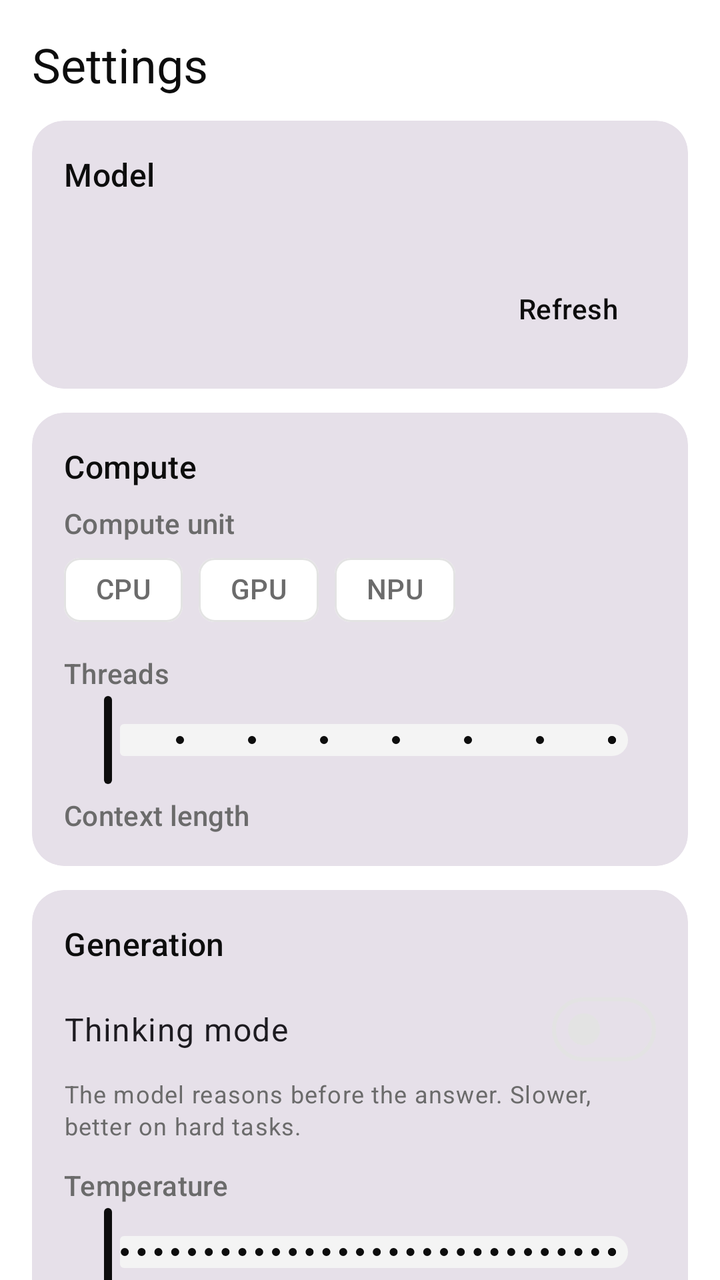
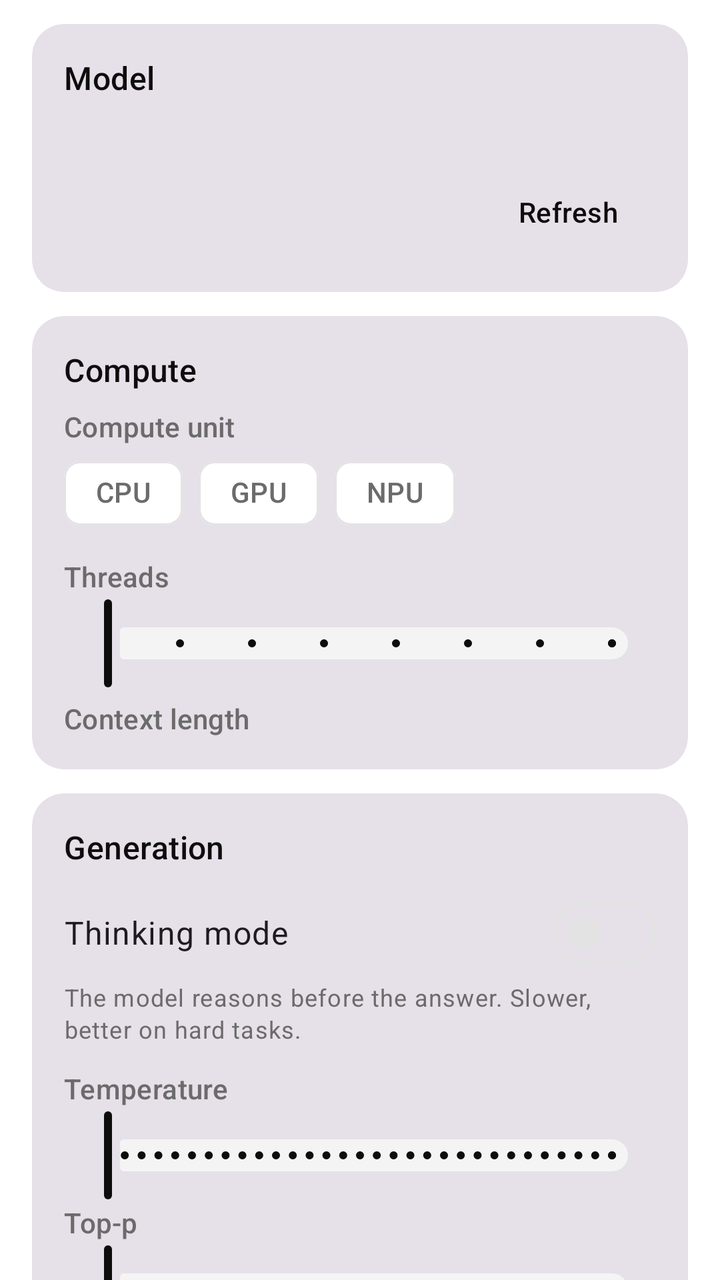

Compare the two renders of this Android layout. The source of the first and the diff that turns it into the second are given below.
<!-- AndroidManifest.xml: application theme Theme.QwenMobile -->
<!-- res/layout/fragment_settings.xml -->
<?xml version="1.0" encoding="utf-8"?>
<androidx.core.widget.NestedScrollView xmlns:android="http://schemas.android.com/apk/res/android"
    xmlns:app="http://schemas.android.com/apk/res-auto"
    android:layout_width="match_parent"
    android:layout_height="match_parent"
    android:background="?attr/colorSurface"
    android:clipToPadding="false"
    android:fillViewport="true">

    <LinearLayout
        android:layout_width="match_parent"
        android:layout_height="wrap_content"
        android:orientation="vertical"
        android:paddingHorizontal="16dp"
        android:paddingTop="16dp"
        android:paddingBottom="24dp">

        <TextView
            android:layout_width="match_parent"
            android:layout_height="wrap_content"
            android:layout_marginBottom="12dp"
            android:text="@string/settings_title"
            android:textAppearance="?attr/textAppearanceHeadlineSmall"
            android:textColor="?attr/colorOnSurface" />

        
        <com.google.android.material.card.MaterialCardView
            style="?attr/materialCardViewFilledStyle"
            android:layout_width="match_parent"
            android:layout_height="wrap_content"
            android:layout_marginBottom="12dp"
            app:cardCornerRadius="16dp">

            <LinearLayout
                android:layout_width="match_parent"
                android:layout_height="wrap_content"
                android:orientation="vertical"
                android:padding="16dp">

                <TextView
                    android:layout_width="match_parent"
                    android:layout_height="wrap_content"
                    android:text="@string/settings_model"
                    android:textAppearance="?attr/textAppearanceTitleMedium"
                    android:textColor="?attr/colorOnSurface" />

                <TextView
                    android:id="@+id/modelHint"
                    android:layout_width="match_parent"
                    android:layout_height="wrap_content"
                    android:layout_marginTop="4dp"
                    android:layout_marginBottom="8dp"
                    android:textAppearance="?attr/textAppearanceBodySmall"
                    android:textColor="?attr/colorOnSurfaceVariant" />

                <LinearLayout
                    android:id="@+id/modelList"
                    android:layout_width="match_parent"
                    android:layout_height="wrap_content"
                    android:orientation="vertical" />

                <TextView
                    android:id="@+id/noModelsText"
                    android:layout_width="match_parent"
                    android:layout_height="wrap_content"
                    android:paddingVertical="8dp"
                    android:text="@string/settings_no_models"
                    android:textAppearance="?attr/textAppearanceBodyMedium"
                    android:textColor="?attr/colorOnSurfaceVariant"
                    android:visibility="gone" />

                <LinearLayout
                    android:layout_width="match_parent"
                    android:layout_height="wrap_content"
                    android:layout_marginTop="4dp"
                    android:gravity="end"
                    android:orientation="horizontal">

                    <Button
                        android:id="@+id/grantButton"
                        style="@style/Widget.Material3.Button.TextButton"
                        android:layout_width="wrap_content"
                        android:layout_height="wrap_content"
                        android:text="@string/settings_grant_access"
                        android:visibility="gone" />

                    <Button
                        android:id="@+id/refreshButton"
                        style="@style/Widget.Material3.Button.TextButton"
                        android:layout_width="wrap_content"
                        android:layout_height="wrap_content"
                        android:text="@string/settings_refresh" />
                </LinearLayout>
            </LinearLayout>
        </com.google.android.material.card.MaterialCardView>

        
        <com.google.android.material.card.MaterialCardView
            style="?attr/materialCardViewFilledStyle"
            android:layout_width="match_parent"
            android:layout_height="wrap_content"
            android:layout_marginBottom="12dp"
            app:cardCornerRadius="16dp">

            <LinearLayout
                android:layout_width="match_parent"
                android:layout_height="wrap_content"
                android:orientation="vertical"
                android:padding="16dp">

                <TextView
                    android:layout_width="match_parent"
                    android:layout_height="wrap_content"
                    android:text="@string/settings_compute"
                    android:textAppearance="?attr/textAppearanceTitleMedium"
                    android:textColor="?attr/colorOnSurface" />

                <TextView
                    android:layout_width="match_parent"
                    android:layout_height="wrap_content"
                    android:layout_marginTop="8dp"
                    android:text="@string/settings_backend"
                    android:textAppearance="?attr/textAppearanceLabelLarge"
                    android:textColor="?attr/colorOnSurfaceVariant" />

                <com.google.android.material.chip.ChipGroup
                    android:id="@+id/backendGroup"
                    android:layout_width="match_parent"
                    android:layout_height="wrap_content"
                    app:selectionRequired="true"
                    app:singleSelection="true">

                    <com.google.android.material.chip.Chip
                        android:id="@+id/cpuChip"
                        style="@style/Widget.Material3.Chip.Filter"
                        android:layout_width="wrap_content"
                        android:layout_height="wrap_content"
                        android:text="@string/settings_backend_cpu" />

                    <com.google.android.material.chip.Chip
                        android:id="@+id/gpuChip"
                        style="@style/Widget.Material3.Chip.Filter"
                        android:layout_width="wrap_content"
                        android:layout_height="wrap_content"
                        android:text="@string/settings_backend_gpu" />

                    <com.google.android.material.chip.Chip
                        android:id="@+id/npuChip"
                        style="@style/Widget.Material3.Chip.Filter"
                        android:layout_width="wrap_content"
                        android:layout_height="wrap_content"
                        android:text="@string/settings_backend_npu" />
                </com.google.android.material.chip.ChipGroup>

                <LinearLayout
                    android:layout_width="match_parent"
                    android:layout_height="wrap_content"
                    android:layout_marginTop="8dp"
                    android:orientation="horizontal">

                    <TextView
                        android:layout_width="0dp"
                        android:layout_height="wrap_content"
                        android:layout_weight="1"
                        android:text="@string/settings_threads"
                        android:textAppearance="?attr/textAppearanceLabelLarge"
                        android:textColor="?attr/colorOnSurfaceVariant" />

                    <TextView
                        android:id="@+id/threadsValue"
                        android:layout_width="wrap_content"
                        android:layout_height="wrap_content"
                        android:textAppearance="?attr/textAppearanceLabelLarge"
                        android:textColor="?attr/colorPrimary" />
                </LinearLayout>

                <com.google.android.material.slider.Slider
                    android:id="@+id/threadsSlider"
                    android:layout_width="match_parent"
                    android:layout_height="wrap_content"
                    android:stepSize="1"
                    android:valueFrom="1"
                    android:valueTo="8" />

                <TextView
                    android:layout_width="match_parent"
                    android:layout_height="wrap_content"
                    android:layout_marginTop="4dp"
                    android:text="@string/settings_context"
                    android:textAppearance="?attr/textAppearanceLabelLarge"
                    android:textColor="?attr/colorOnSurfaceVariant" />

                <com.google.android.material.chip.ChipGroup
                    android:id="@+id/contextGroup"
                    android:layout_width="match_parent"
                    android:layout_height="wrap_content"
                    app:selectionRequired="true"
                    app:singleSelection="true" />
            </LinearLayout>
        </com.google.android.material.card.MaterialCardView>

        
        <com.google.android.material.card.MaterialCardView
            style="?attr/materialCardViewFilledStyle"
            android:layout_width="match_parent"
            android:layout_height="wrap_content"
            android:layout_marginBottom="12dp"
            app:cardCornerRadius="16dp">

            <LinearLayout
                android:layout_width="match_parent"
                android:layout_height="wrap_content"
                android:orientation="vertical"
                android:padding="16dp">

                <TextView
                    android:layout_width="match_parent"
                    android:layout_height="wrap_content"
                    android:text="@string/settings_generation"
                    android:textAppearance="?attr/textAppearanceTitleMedium"
                    android:textColor="?attr/colorOnSurface" />

                <com.google.android.material.materialswitch.MaterialSwitch
                    android:id="@+id/thinkingSwitch"
                    android:layout_width="match_parent"
                    android:layout_height="wrap_content"
                    android:layout_marginTop="8dp"
                    android:text="@string/settings_thinking"
                    android:textAppearance="?attr/textAppearanceBodyLarge" />

                <TextView
                    android:layout_width="match_parent"
                    android:layout_height="wrap_content"
                    android:text="@string/settings_thinking_hint"
                    android:textAppearance="?attr/textAppearanceBodySmall"
                    android:textColor="?attr/colorOnSurfaceVariant" />

                <LinearLayout
                    android:layout_width="match_parent"
                    android:layout_height="wrap_content"
                    android:layout_marginTop="12dp"
                    android:orientation="horizontal">

                    <TextView
                        android:layout_width="0dp"
                        android:layout_height="wrap_content"
                        android:layout_weight="1"
                        android:text="@string/settings_temperature"
                        android:textAppearance="?attr/textAppearanceLabelLarge"
                        android:textColor="?attr/colorOnSurfaceVariant" />

                    <TextView
                        android:id="@+id/temperatureValue"
                        android:layout_width="wrap_content"
                        android:layout_height="wrap_content"
                        android:textAppearance="?attr/textAppearanceLabelLarge"
                        android:textColor="?attr/colorPrimary" />
                </LinearLayout>

                <com.google.android.material.slider.Slider
                    android:id="@+id/temperatureSlider"
                    android:layout_width="match_parent"
                    android:layout_height="wrap_content"
                    android:stepSize="0.05"
                    android:valueFrom="0"
                    android:valueTo="1.5" />

                <LinearLayout
                    android:layout_width="match_parent"
                    android:layout_height="wrap_content"
                    android:orientation="horizontal">

                    <TextView
                        android:layout_width="0dp"
                        android:layout_height="wrap_content"
                        android:layout_weight="1"
                        android:text="@string/settings_top_p"
                        android:textAppearance="?attr/textAppearanceLabelLarge"
                        android:textColor="?attr/colorOnSurfaceVariant" />

                    <TextView
                        android:id="@+id/topPValue"
                        android:layout_width="wrap_content"
                        android:layout_height="wrap_content"
                        android:textAppearance="?attr/textAppearanceLabelLarge"
                        android:textColor="?attr/colorPrimary" />
                </LinearLayout>

                <com.google.android.material.slider.Slider
                    android:id="@+id/topPSlider"
                    android:layout_width="match_parent"
                    android:layout_height="wrap_content"
                    android:stepSize="0.01"
                    android:valueFrom="0.5"
                    android:valueTo="1" />
            </LinearLayout>
        </com.google.android.material.card.MaterialCardView>

        
        <com.google.android.material.card.MaterialCardView
            style="?attr/materialCardViewFilledStyle"
            android:layout_width="match_parent"
            android:layout_height="wrap_content"
            app:cardCornerRadius="16dp">

            <LinearLayout
                android:layout_width="match_parent"
                android:layout_height="wrap_content"
                android:orientation="vertical"
                android:padding="16dp">

                <TextView
                    android:layout_width="match_parent"
                    android:layout_height="wrap_content"
                    android:text="@string/settings_about"
                    android:textAppearance="?attr/textAppearanceTitleMedium"
                    android:textColor="?attr/colorOnSurface" />

                <TextView
                    android:id="@+id/versionText"
                    android:layout_width="match_parent"
                    android:layout_height="wrap_content"
                    android:layout_marginTop="8dp"
                    android:textAppearance="?attr/textAppearanceBodyMedium"
                    android:textColor="?attr/colorOnSurface" />

                <TextView
                    android:layout_width="match_parent"
                    android:layout_height="wrap_content"
                    android:layout_marginTop="8dp"
                    android:text="@string/settings_device"
                    android:textAppearance="?attr/textAppearanceLabelLarge"
                    android:textColor="?attr/colorOnSurfaceVariant" />

                <TextView
                    android:id="@+id/deviceText"
                    android:layout_width="match_parent"
                    android:layout_height="wrap_content"
                    android:fontFamily="monospace"
                    android:textColor="?attr/colorOnSurface"
                    android:textSize="12sp" />

                <TextView
                    android:layout_width="match_parent"
                    android:layout_height="wrap_content"
                    android:layout_marginTop="8dp"
                    android:text="@string/settings_loaded_model"
                    android:textAppearance="?attr/textAppearanceLabelLarge"
                    android:textColor="?attr/colorOnSurfaceVariant" />

                <TextView
                    android:id="@+id/modelInfoText"
                    android:layout_width="match_parent"
                    android:layout_height="wrap_content"
                    android:fontFamily="monospace"
                    android:textColor="?attr/colorOnSurface"
                    android:textSize="12sp" />
            </LinearLayout>
        </com.google.android.material.card.MaterialCardView>
    </LinearLayout>
</androidx.core.widget.NestedScrollView>
<!-- resources referenced by this layout -->
<resources>
  <string name="settings_about">About</string>
  <string name="settings_backend">Compute unit</string>
  <string name="settings_backend_cpu">CPU</string>
  <string name="settings_backend_gpu">GPU</string>
  <string name="settings_backend_npu">NPU</string>
  <string name="settings_compute">Compute</string>
  <string name="settings_context">Context length</string>
  <string name="settings_device">Device</string>
  <string name="settings_generation">Generation</string>
  <string name="settings_grant_access">Grant all-files access</string>
  <string name="settings_loaded_model">Loaded model</string>
  <string name="settings_model">Model</string>
  <string name="settings_no_models">No model file found.</string>
  <string name="settings_refresh">Refresh</string>
  <string name="settings_temperature">Temperature</string>
  <string name="settings_thinking">Thinking mode</string>
  <string name="settings_thinking_hint">The model reasons before the answer. Slower, better on hard tasks.</string>
  <string name="settings_threads">Threads</string>
  <string name="settings_title">Settings</string>
  <string name="settings_top_p">Top-p</string>
  <style name="Theme.QwenMobile" parent="Theme.Material3.Light.NoActionBar">
          <item name="colorPrimary">@color/ink</item>
          <item name="colorOnPrimary">@color/white</item>
          <item name="colorPrimaryContainer">@color/surface_variant</item>
          <item name="colorOnPrimaryContainer">@color/ink</item>
          <item name="colorSecondary">@color/muted</item>
          <item name="colorOnSecondary">@color/white</item>
          <item name="colorSecondaryContainer">@color/surface_variant</item>
          <item name="colorOnSecondaryContainer">@color/ink</item>
          <item name="colorSurface">@color/white</item>
          <item name="colorOnSurface">@color/ink</item>
          <item name="colorSurfaceVariant">@color/surface_variant</item>
          <item name="colorOnSurfaceVariant">@color/muted</item>
          <item name="colorSurfaceContainer">@color/white</item>
          <item name="colorOutline">@color/outline</item>
          <item name="colorOutlineVariant">@color/outline</item>
          <item name="android:colorBackground">@color/white</item>
          <item name="android:statusBarColor">@color/white</item>
          <item name="android:windowLightStatusBar">true</item>
          <item name="android:navigationBarColor">@color/white</item>
          <item name="android:windowLightNavigationBar">true</item>
          <item name="android:textColorPrimary">@color/ink</item>
          <item name="android:textColorSecondary">@color/muted</item>
          <item name="android:textColorHint">@color/faint</item>
      </style>
  <color name="ink">#FF0D0D0D</color>
  <color name="white">#FFFFFFFF</color>
  <color name="surface_variant">#FFF4F4F4</color>
  <color name="muted">#FF6B6B6B</color>
  <color name="outline">#FFE3E3E3</color>
  <color name="faint">#FF9B9B9B</color>
</resources>

<!-- the commit's change to res/layout/fragment_settings.xml (unified diff, before → after) -->
@@ -12,16 +12,8 @@
         android:layout_height="wrap_content"
         android:orientation="vertical"
         android:paddingHorizontal="16dp"
-        android:paddingTop="16dp"
+        android:paddingTop="12dp"
         android:paddingBottom="24dp">
-
-        <TextView
-            android:layout_width="match_parent"
-            android:layout_height="wrap_content"
-            android:layout_marginBottom="12dp"
-            android:text="@string/settings_title"
-            android:textAppearance="?attr/textAppearanceHeadlineSmall"
-            android:textColor="?attr/colorOnSurface" />
 
         
         <com.google.android.material.card.MaterialCardView
<!-- resource entries referenced after the edit -->
@@ -18,7 +18,6 @@
   <string name="settings_thinking">Thinking mode</string>
   <string name="settings_thinking_hint">The model reasons before the answer. Slower, better on hard tasks.</string>
   <string name="settings_threads">Threads</string>
-  <string name="settings_title">Settings</string>
   <string name="settings_top_p">Top-p</string>
   <style name="Theme.QwenMobile" parent="Theme.Material3.Light.NoActionBar">
           <item name="colorPrimary">@color/ink</item>
